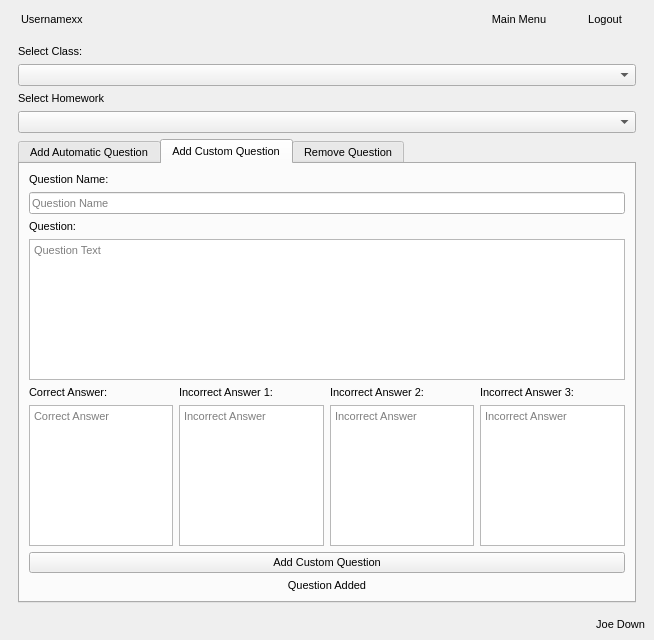
Old version of the form window.ui in the repository AnthropomorphicMonkey/Coursework.
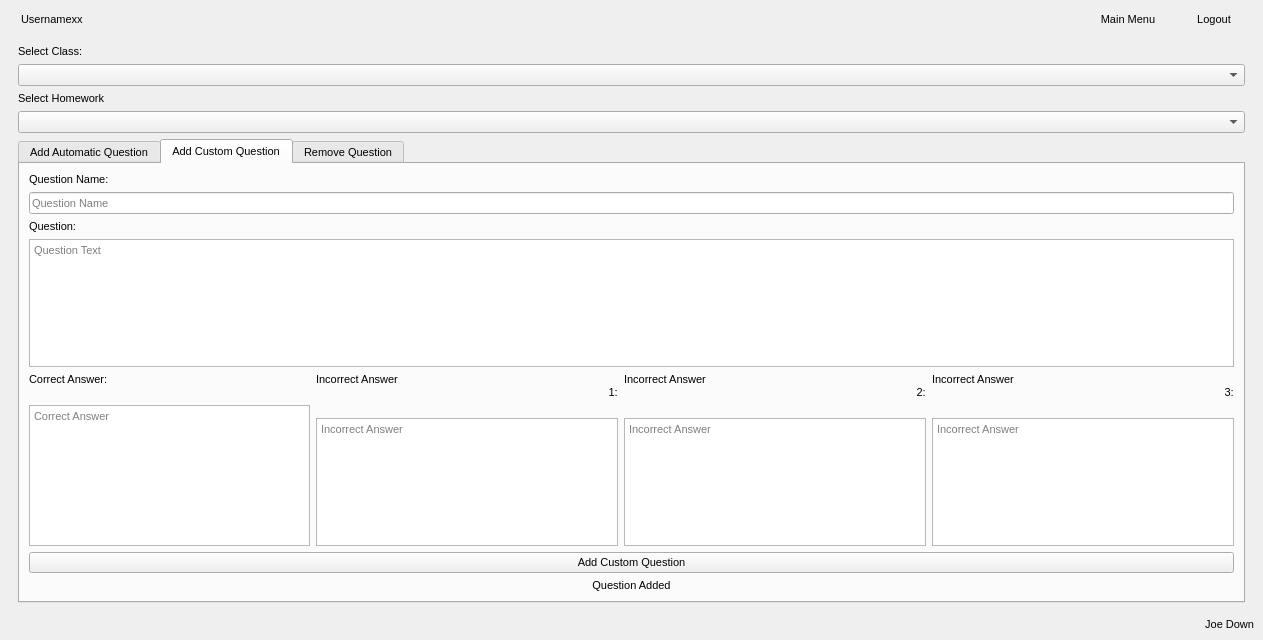
New version of the form. The open tabs and pages were chosen to show the change. Icons and pictures are not drawn. Custom widgets are drawn as their Qt base class.

```diff
--- a/window.ui
+++ b/window.ui
@@ -1417,14 +1417,18 @@
                     <item>
                      <widget class="QLabel" name="label_12">
                       <property name="text">
-                       <string>Correct Answer:</string>
+                                                                                            <string>Correct Answer:
+                                                                                            </string>
                       </property>
                      </widget>
                     </item>
                     <item>
-                     <widget class="QTextEdit" name="set_homework_correct_answer_input">
-                      <property name="placeholderText">
-                       <string>Correct Answer</string>
+                                                                                    <widget class="QTextEdit"
+                                                                                            name="set_homework_correct_answer_input">
+                                                                                        <property
+                                                                                                name="placeholderText">
+                                                                                            <string>Correct Answer
+                                                                                            </string>
                       </property>
                      </widget>
                     </item>
@@ -1435,14 +1439,19 @@
                     <item>
                      <widget class="QLabel" name="label_13">
                       <property name="text">
-                       <string>Incorrect Answer 1:</string>
+                                                                                            <string>Incorrect Answer
+                                                                                                1:
+                                                                                            </string>
                       </property>
                      </widget>
                     </item>
                     <item>
-                     <widget class="QTextEdit" name="set_homework_answer_b_input">
-                      <property name="placeholderText">
-                       <string>Incorrect Answer</string>
+                                                                                    <widget class="QTextEdit"
+                                                                                            name="set_homework_answer_b_input">
+                                                                                        <property
+                                                                                                name="placeholderText">
+                                                                                            <string>Incorrect Answer
+                                                                                            </string>
                       </property>
                      </widget>
                     </item>
@@ -1453,14 +1462,19 @@
                     <item>
                      <widget class="QLabel" name="label_18">
                       <property name="text">
-                       <string>Incorrect Answer 2:</string>
+                                                                                            <string>Incorrect Answer
+                                                                                                2:
+                                                                                            </string>
                       </property>
                      </widget>
                     </item>
                     <item>
-                     <widget class="QTextEdit" name="set_homework_answer_c_input">
-                      <property name="placeholderText">
-                       <string>Incorrect Answer</string>
+                                                                                    <widget class="QTextEdit"
+                                                                                            name="set_homework_answer_c_input">
+                                                                                        <property
+                                                                                                name="placeholderText">
+                                                                                            <string>Incorrect Answer
+                                                                                            </string>
                       </property>
                      </widget>
                     </item>
@@ -1471,14 +1485,19 @@
                     <item>
                      <widget class="QLabel" name="label_19">
                       <property name="text">
-                       <string>Incorrect Answer 3:</string>
+                                                                                            <string>Incorrect Answer
+                                                                                                3:
+                                                                                            </string>
                       </property>
                      </widget>
                     </item>
                     <item>
-                     <widget class="QTextEdit" name="set_homework_answer_d_input">
-                      <property name="placeholderText">
-                       <string>Incorrect Answer</string>
+                                                                                    <widget class="QTextEdit"
+                                                                                            name="set_homework_answer_d_input">
+                                                                                        <property
+                                                                                                name="placeholderText">
+                                                                                            <string>Incorrect Answer
+                                                                                            </string>
                       </property>
                      </widget>
                     </item>
```
Left out of the diff: 333 changed lines with no effect on the pictures. Lines whose indentation alone changed are shown as unchanged.
